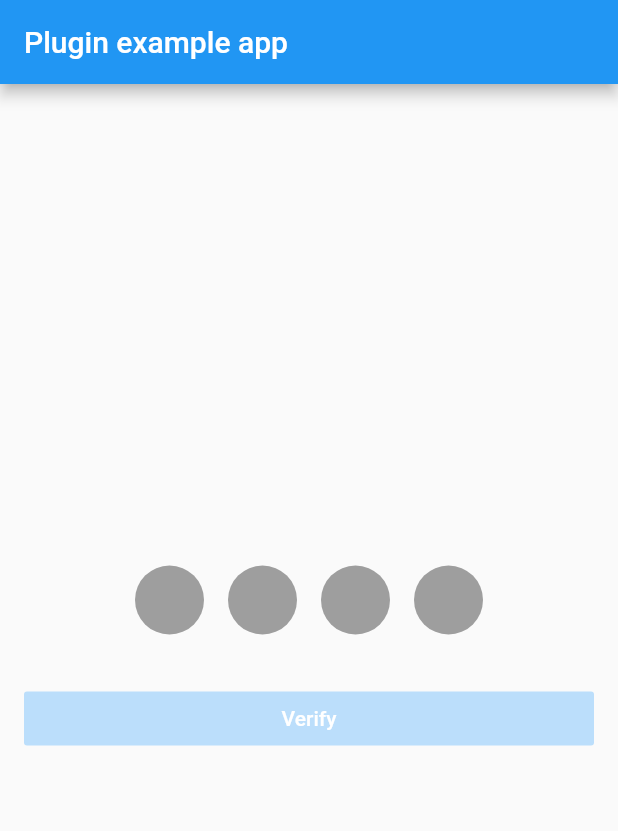
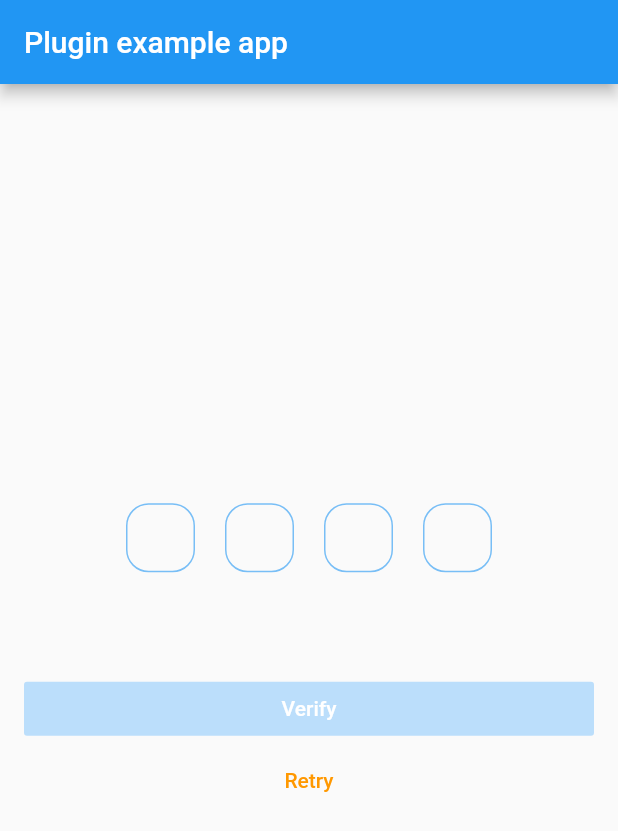
Before and after one commit to oohyugi/sms_otp_auto_verify, a Flutter app: the screen it shows after launch, on a phone screen of 412 x 824 dp. Shown: the top 831 px of the screen. Run offline on Flutter 3.47's test engine with Material 2 defaults, Android fonts, the light colour scheme and no system bars.

Commit message:
* Change text field pin * Now, can start listen sms by yourself * Can stop listen sms by yourself * Simplify code

```diff
--- a/example/lib/main.dart
+++ b/example/lib/main.dart
@@ -15,17 +15,44 @@ class _MyAppState extends State<MyApp> {
   bool _enableButton = false;
   String _otpCode = "";
   final _scaffoldKey = GlobalKey<ScaffoldState>();
+  final intRegex = RegExp(r'\d+', multiLine: true);
+   TextEditingController textEditingController = new TextEditingController(text: "");
 
   @override
   void initState() {
     super.initState();
     _getSignatureCode();
+    _startListeningSms();
+  }
+
+  @override
+  void dispose() {
+    super.dispose();
+    SmsVerification.stopListening();
+  }
+
+  BoxDecoration get _pinPutDecoration {
+    return BoxDecoration(
+      border: Border.all(color: Theme.of(context).primaryColor),
+      borderRadius: BorderRadius.circular(15.0),
+    );
   }
 
   /// get signature code
   _getSignatureCode() async {
-    String? signature = await SmsRetrieved.getAppSignature();
+    String? signature = await SmsVerification.getAppSignature();
     print("signature $signature");
+  }
+
+  /// listen sms
+  _startListeningSms()  {
+     SmsVerification.startListeningSms().then((message) {
+      setState(() {
+        _otpCode = SmsVerification.getCode(message, intRegex);
+        textEditingController.text = _otpCode;
+        _onOtpCallBack(_otpCode, true);
+      });
+    });
   }
 
   _onSubmitOtp() {
@@ -33,6 +60,10 @@ class _MyAppState extends State<MyApp> {
       _isLoadingButton = !_isLoadingButton;
       _verifyOtpCode();
     });
+  }
+
+  _onClickRetry() {
+   _startListeningSms();
   }
 
   _onOtpCallBack(String otpCode, bool isAutofill) {
@@ -81,18 +112,23 @@ class _MyAppState extends State<MyApp> {
                 mainAxisAlignment: MainAxisAlignment.center,
                 children: <Widget>[
                   TextFieldPin(
-                    filled: true,
-                    filledColor: Colors.grey,
-                    codeLength: _otpCodeLength,
-                    boxSize: 46,
-                    filledAfterTextChange: false,
-                    textStyle: TextStyle(fontSize: 16),
-                    borderStyle: OutlineInputBorder(
-                        borderSide: BorderSide.none,
-                        borderRadius: BorderRadius.circular(34)),
-                    onOtpCallback: (code, isAutofill) =>
-                        _onOtpCallBack(code, isAutofill),
-                  ),
+                      textController: textEditingController,
+                      autoFocus: true,
+                      codeLength: _otpCodeLength,
+                      alignment: MainAxisAlignment.center,
+                      defaultBoxSize: 46.0,
+                      margin: 10,
+                      selectedBoxSize: 46.0,
+                      textStyle: TextStyle(fontSize: 16),
+                      defaultDecoration: _pinPutDecoration.copyWith(
+                          border: Border.all(
+                              color: Theme.of(context)
+                                  .primaryColor
+                                  .withOpacity(0.6))),
+                      selectedDecoration: _pinPutDecoration,
+                      onChange: (code) {
+                        _onOtpCallBack(code,false);
+                      }),
                   SizedBox(
                     height: 32,
                   ),
@@ -103,6 +139,16 @@ class _MyAppState extends State<MyApp> {
                       child: _setUpButtonChild(),
                       color: Colors.blue,
                       disabledColor: Colors.blue[100],
+                    ),
+                  ),
+                  Container(
+                    width: double.maxFinite,
+                    child: TextButton(
+                      onPressed: _onClickRetry,
+                      child: Text(
+                        "Retry",
+                        style: TextStyle(color: Colors.orange),
+                      ),
                     ),
                   )
                 ],
--- a/lib/sms_otp_auto_verify.dart
+++ b/lib/sms_otp_auto_verify.dart
@@ -1,4 +1,4 @@
 library sms_otp_auto_verify;
 
 export 'package:sms_otp_auto_verify/src/text_field_pin.dart';
-export 'package:sms_otp_auto_verify/src/sms_retrieved.dart';
+export 'package:sms_otp_auto_verify/src/sms_verification.dart';
--- a/lib/src/sms_retrieved.dart
+++ b/lib/src/sms_verification.dart
@@ -3,7 +3,7 @@ import 'dart:io' show Platform;
 
 import 'package:flutter/services.dart';
 
-class SmsRetrieved {
+class SmsVerification {
   static const MethodChannel _channel =
       const MethodChannel('sms_otp_auto_verify');
 
@@ -21,13 +21,8 @@ class SmsRetrieved {
     }
   }
 
-  static Future<String?> stopListening() async {
-    if (Platform.isAndroid) {
-      final String smsCode = await _channel.invokeMethod('stopListening');
-      return smsCode;
-    } else {
-      return null;
-    }
+  static Future<void> stopListening() {
+    return _channel.invokeMethod('stopListening');
   }
 
   static Future<String?> getAppSignature() async {
@@ -39,4 +34,11 @@ class SmsRetrieved {
       return null;
     }
   }
+  static getCode(String? sms,RegExp regExp ) {
+    if(sms!=null){
+     return regExp.allMatches(sms).first.group(0);
+    }else{
+      return "";
+    }
+  }
 }
--- a/lib/src/text_field_pin.dart
+++ b/lib/src/text_field_pin.dart
@@ -1,260 +1,125 @@
-import 'dart:collection';
+
 import 'package:flutter/material.dart';
 import 'package:flutter/services.dart';
-import 'package:sms_otp_auto_verify/src/sms_retrieved.dart';
 
-///your listData length must be equals otp code length.
 
-class TextFieldPin extends StatefulWidget {
-  final Function(String, bool) onOtpCallback;
-  final double boxSize;
-  final InputBorder borderStyle;
-  final bool filled;
+class TextFieldPin extends StatelessWidget {
+
+  final Function(String) onChange;
+  final double defaultBoxSize;
+  final double selectedBoxSize;
+  final BoxDecoration? defaultDecoration;
   final int codeLength;
-  final filledColor;
   final TextStyle? textStyle;
   final double margin;
-  final InputBorder? borderStyeAfterTextChange;
-  final bool filledAfterTextChange;
+  final BoxDecoration? selectedDecoration;
+  final bool autoFocus;
+  final MainAxisAlignment alignment;
+  final TextEditingController textController;
 
-  TextFieldPin(
-      {required this.onOtpCallback,
-      this.boxSize = 46,
-      required this.borderStyle,
-      this.filled = false,
-      this.filledColor = Colors.grey,
-      this.codeLength = 5,
-      this.textStyle,
-      this.margin = 16,
-      this.borderStyeAfterTextChange,
-      this.filledAfterTextChange = false});
+  TextFieldPin({
+    required this.onChange,
+    required this.defaultBoxSize,
+    defaultDecoration,
+    selectedBoxSize,
+    this.codeLength = 5,
+    this.textStyle,
+    this.margin = 16.0,
+    this.selectedDecoration,
+    this.autoFocus = false,
+    this.alignment = MainAxisAlignment.center, textController,
+  })  : this.textController =textController?? new TextEditingController(),this.selectedBoxSize = selectedBoxSize ?? defaultBoxSize,
+        this.defaultDecoration = defaultDecoration ??
+            BoxDecoration(
+              border: Border.all(color: Colors.black),
+            );
 
-  @override
-  State<StatefulWidget> createState() {
-    return _TextFieldPinState();
-  }
-}
-
-class _TextFieldPinState extends State<TextFieldPin> {
-  late List<FocusNode> focusNode = [];
-  late List<TextEditingController> textController= [];
-
-  List<OtpDefaultData> mListOtpData  =[];
-  HashMap<int, String> mapResult = HashMap();
-
-  String _smsCode = "";
-  int _nextFocus = 1;
-  String _result = "";
-  late InputBorder _borderAfterTextChange;
-
-  @override
-  void dispose() {
-    super.dispose();
-    for (int i = 0; i < mListOtpData.length; i++) {
-      textController[i].dispose();
+  List<Widget> getField() {
+    final List<Widget> result = <Widget>[];
+    for (int i = 1; i <= codeLength; i++) {
+      result.add(Padding(
+        padding: EdgeInsets.symmetric(
+          horizontal: margin,
+        ),
+        child: Stack(
+          alignment: Alignment.center,
+          children: <Widget>[
+            textController.text.length <= i - 1
+                ? Align(
+                    alignment: Alignment.center,
+                    child: Container(
+                        height: defaultBoxSize,
+                        width: defaultBoxSize,
+                        decoration: defaultDecoration),
+                  )
+                : Container(),
+            textController.text.length >= i
+                ? Container(
+                    decoration: selectedDecoration,
+                    width: selectedBoxSize,
+                    height: selectedBoxSize,
+                    child: Center(
+                      child: Text(
+                        textController.text[i - 1],
+                        style: textStyle,
+                      ),
+                    ),
+                  )
+                : Container(),
+          ],
+        ),
+      ));
     }
-    SmsRetrieved.stopListening();
-  }
-
-  @override
-  void initState() {
-    super.initState();
-
-    _setDefaultTextFieldData();
-
-    _startListeningOtpCode();
-
-    if (widget.borderStyeAfterTextChange == null) {
-      _borderAfterTextChange = OutlineInputBorder(
-          borderRadius: BorderRadius.circular(32),
-          borderSide: BorderSide(color: Colors.grey, width: 1));
-    } else {
-      _borderAfterTextChange = widget.borderStyeAfterTextChange!;
-    }
-  }
-
-  void _setDefaultTextFieldData() {
-    for (int i = 0; i < widget.codeLength; i++) {
-      mListOtpData.add(OtpDefaultData(null));
-      focusNode.add(new FocusNode());
-      textController.add(new TextEditingController());
-    }
-  }
-
-  /// listen sms
-  _startListeningOtpCode() async {
-    String? smsCode = await SmsRetrieved.startListeningSms();
-
-    _smsCode = getCode(smsCode);
-
-    setState(() {
-      _autoFillCode();
-    });
-  }
-
-  /// auto fill code
-  /// clear first list otp data
-  /// clear textController
-  /// add listOtpData from smsCode value
-  _autoFillCode() {
-    if (_smsCode != null) {
-      mListOtpData.clear();
-      textController.clear();
-      focusNode.clear();
-      List<String> arrCode = _smsCode.split("");
-      for (int i = 0; i < arrCode.length; i++) {
-        mListOtpData.add(OtpDefaultData(arrCode[i]));
-        focusNode.add(new FocusNode());
-        textController
-            .add(new TextEditingController(text: mListOtpData[i].code));
-
-        _otpNumberCallback(i, true);
-      }
-    }
-  }
-
-  /// get number from message ex: your code : 45678 blablabla blabla
-  getCode(String? sms) {
-    if (sms != null) {
-      final intRegex = RegExp(r'\d+', multiLine: true);
-      final code = intRegex.allMatches(sms).first.group(0);
-
-      return code;
-    }
-    return null;
-  }
-
-  /// get value from textController
-  /// check if value already in hashmap ? update value : insert value
-  /// convert all values hasmap to string, set as result otp
-  _otpNumberCallback(int i, bool isAutoFill) {
-    if (mapResult.containsKey(i)) {
-      mapResult.update(i, (e) => textController[i].text);
-    } else {
-      mapResult.putIfAbsent(i, () => textController[i].text);
-    }
-    _result = mapResult.values
-        .toString()
-        .replaceAll("(", "")
-        .replaceAll(")", "")
-        .replaceAll(",", "")
-        .replaceAll(" ", "");
-    widget.onOtpCallback(_result, isAutoFill);
+    return result;
   }
 
   @override
   Widget build(BuildContext context) {
-    InputBorder? _border = widget.borderStyle;
-
-    if (_border == null) {
-      _border = OutlineInputBorder(
-        borderRadius: BorderRadius.circular(8),
-        borderSide: BorderSide(
-          color: Colors.grey,
-          width: 1.0,
-        ),
-      );
-    }
-
-    return Container(
-      height: widget.boxSize,
-      width: MediaQuery.of(context).size.width,
-      child: Center(
-        child: ListView.builder(
-            itemCount: mListOtpData.length,
-            scrollDirection: Axis.horizontal,
-            shrinkWrap: true,
-            itemBuilder: (context, i) {
-              return Container(
-                width: widget.boxSize,
-                height: widget.boxSize,
-                margin: EdgeInsets.only(
-                    right: i != mListOtpData.length - 1 ? widget.margin : 0),
-                child: Center(
-                  child: textFieldFill(
-                    focusNode: focusNode[i],
-                    textEditingController: textController[i],
-                    border: _getBorder(i),
-                    isFilled: _isFilled(i),
-                    onTextChange: (value) {
-                      _otpNumberCallback(i, false);
-
-                      if (value.toString().length > 0) {
-                        if (_nextFocus != mListOtpData.length) {
-                          _nextFocus = i + 1;
-                          FocusScope.of(context)
-                              .requestFocus(focusNode[_nextFocus]);
-                        } else {
-                          _nextFocus = (mListOtpData.length - 1) - 1;
-                        }
-                      } else {
-                        if (i >= 1) {
-                          _nextFocus = i - 1;
-                          FocusScope.of(context)
-                              .requestFocus(focusNode[_nextFocus]);
-                        } else {
-                          _nextFocus = 1;
-                        }
-                      }
-                    },
-                  ),
-                ),
-              );
-            }),
+    return Center(
+      child: Stack(
+        children: [
+          Container(
+            width: MediaQuery.of(context).size.width,
+            height: defaultBoxSize >= selectedBoxSize
+                ? defaultBoxSize
+                : selectedBoxSize,
+            child: Row(
+              mainAxisAlignment: alignment,
+              children: getField(),
+            ),
+          ),
+          defaultTextField(),
+        ],
       ),
     );
   }
 
-  InputBorder _getBorder(int i) {
-    if (textController[i].text.length >= 1) {
-      return _borderAfterTextChange;
-    } else {
-      return widget.borderStyle;
-    }
-  }
-
-  bool _isFilled(int i) {
-    return textController[i].text.length >= 1
-        ? widget.filledAfterTextChange
-        : widget.filled;
-  }
-
-  Widget textFieldFill(
-      {required ValueChanged onTextChange,
-      required FocusNode focusNode,
-      required TextEditingController textEditingController,
-      required InputBorder border,
-      required bool isFilled}) {
-    return SizedBox(
-      child: TextFormField(
-          focusNode: focusNode,
-          autofocus: true,
-          maxLength: 1,
-          showCursor: false,
-          scrollPadding: EdgeInsets.all(0),
-          cursorWidth: 0,
-          enableInteractiveSelection: false,
-          autocorrect: false,
-          textAlign: TextAlign.center,
-          style: widget.textStyle,
-          decoration: InputDecoration(
-              filled: isFilled,
-              border: border,
-              fillColor: widget.filledColor,
-              isDense: true,
-              counterText: ""),
-          keyboardType: TextInputType.phone,
-          onChanged: onTextChange,
-          controller: textEditingController,
-          inputFormatters: <TextInputFormatter>[
-            FilteringTextInputFormatter.digitsOnly
-          ]),
+  Widget defaultTextField() {
+    return Opacity(
+      opacity: 0.0,
+      child: TextField(
+        maxLength: codeLength,
+        showCursor: false,
+        enableSuggestions: false,
+        autocorrect: false,
+        autofocus: autoFocus,
+        enableIMEPersonalizedLearning: false,
+        enableInteractiveSelection: false,
+        style: TextStyle(color: Colors.transparent),
+        decoration: InputDecoration(
+            fillColor: Colors.transparent,
+            counterStyle: TextStyle(color: Colors.transparent),
+            border: OutlineInputBorder(
+              borderSide: BorderSide.none,
+            ),
+            filled: true),
+        inputFormatters: <TextInputFormatter>[
+          FilteringTextInputFormatter.digitsOnly
+        ],
+        keyboardType: TextInputType.phone,
+        controller: textController,
+        onChanged: onChange,
+      ),
     );
   }
 }
-
-class OtpDefaultData {
-  String? code;
-
-  OtpDefaultData(this.code);
-}
--- a/pubspec.yaml
+++ b/pubspec.yaml
@@ -1,7 +1,7 @@
 name: sms_otp_auto_verify
 description: A new Flutter plugin to enter a digit code usually in cases of Sms Otp Code. and provide SMS Auto Fill using library SMS Retriever API.
 
-version: 2.0.0
+version: 2.1.0
 homepage: https://github.com/oohyugi/sms_otp_auto_verify
 
 environment:
```
Also changed, not shown: 9 other files.
